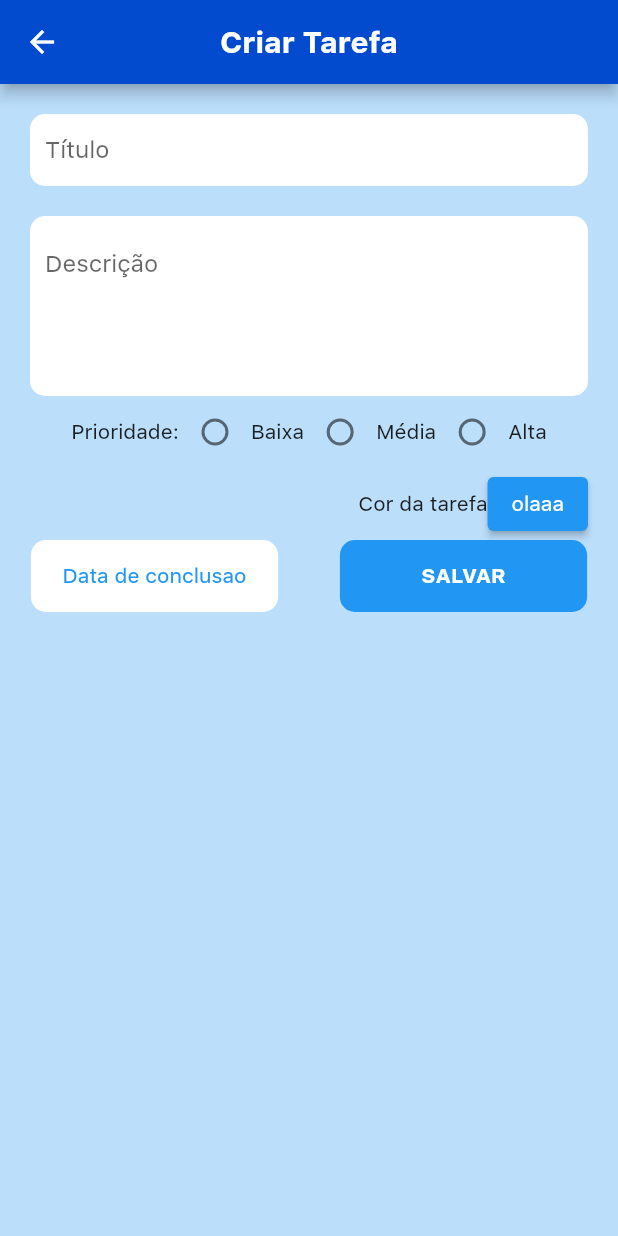
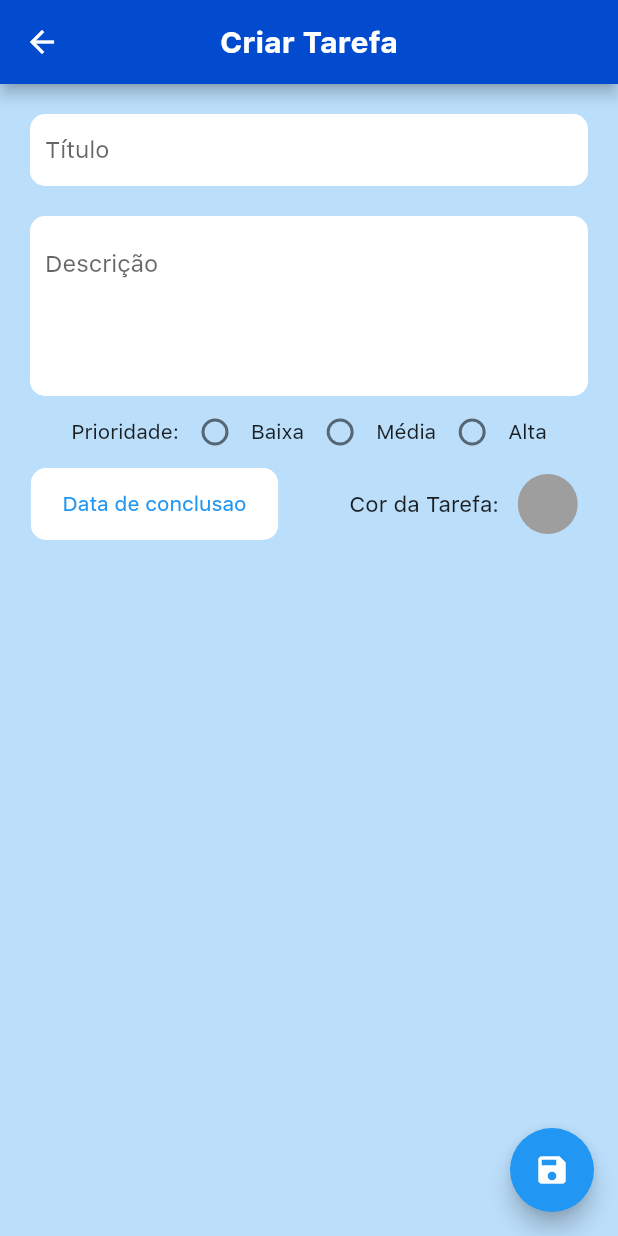
Before and after one commit to Rafarache/TaskManagerApp, a Flutter app: the TaskPage screen opened directly, on a phone screen of 412 x 824 dp. Run offline on Flutter 3.47's test engine with Material 2 defaults, Android fonts, the phone set to English and light mode, and no system bars; our stand-ins replace get, shared_preferences, sqflite, table_calendar; missing offline and left inert: date_utils, flex_color_picker, icofont_flutter; accounts and stored records are empty; statements that could not run were skipped.

Commit message:
Add floating button

```diff
--- a/lib/View/TaskPage.dart
+++ b/lib/View/TaskPage.dart
@@ -4,6 +4,7 @@ import 'package:taskmanager/Model/taskHelper.dart';
 import 'package:intl/date_symbol_data_local.dart';
 import 'package:flex_color_picker/flex_color_picker.dart';
 
+// ignore: must_be_immutable
 class TaskPage extends StatefulWidget {
   DateTime selectedDay;
   final Task task;
@@ -13,14 +14,6 @@ class TaskPage extends StatefulWidget {
 }
 
 class _TaskPageState extends State<TaskPage> {
-  static const Color guidePrimary = Color(0xFF6200EE);
-  static const Color guidePrimaryVariant = Color(0xFF3700B3);
-  static const Color guideSecondary = Color(0xFF03DAC6);
-  static const Color guideSecondaryVariant = Color(0xFF018786);
-  static const Color guideError = Color(0xFFB00020);
-  static const Color guideErrorDark = Color(0xFFCF6679);
-  static const Color blueBlues = Color(0xFF174378);
-
   Color dialogPickerColor;
   Task _editedTask;
   DateTime _firstDay = DateTime.now();
@@ -30,7 +23,7 @@ class _TaskPageState extends State<TaskPage> {
   bool changeValue = false;
 
   void initState() {
-    dialogPickerColor = Colors.red;
+    dialogPickerColor = Colors.grey;
     super.initState();
     if (widget.task == null) {
       _editedTask = Task();
@@ -238,17 +231,6 @@ class _TaskPageState extends State<TaskPage> {
                 ],
               ),
               Row(
-                children: [
-                  Spacer(),
-                  Text("Cor da tarefa"),
-                  Padding(
-                    padding: const EdgeInsets.only(right: 20.0),
-                    child: ElevatedButton(
-                        onPressed: colorPickerDialog, child: Text("olaaa")),
-                  ),
-                ],
-              ),
-              Row(
                 mainAxisAlignment: MainAxisAlignment.spaceAround,
                 children: [
                   Flexible(
@@ -274,19 +256,23 @@ class _TaskPageState extends State<TaskPage> {
                       ),
                     ),
                   ),
-                  Flexible(
+                  GestureDetector(
+                    onTap: colorPickerDialog,
                     child: Container(
                       width: MediaQuery.of(context).size.width / 2.5,
                       decoration: BoxDecoration(
-                        color: Colors.blue,
                         borderRadius: BorderRadius.circular(10),
                       ),
-                      child: TextButton(
-                        child: Text("SALVAR",
+                      child: Row(
+                        mainAxisAlignment: MainAxisAlignment.spaceAround,
+                        children: [
+                          Text(
+                            "Cor da Tarefa:",
                             style: TextStyle(
-                                color: Colors.white,
-                                fontWeight: FontWeight.bold)),
-                        onPressed: saveTask,
+                                fontWeight: FontWeight.w400, fontSize: 15),
+                          ),
+                          CircleAvatar(backgroundColor: dialogPickerColor),
+                        ],
                       ),
                     ),
                   ),
@@ -294,6 +280,11 @@ class _TaskPageState extends State<TaskPage> {
               ),
             ],
           ),
+        ),
+        floatingActionButton: FloatingActionButton(
+          onPressed: saveTask,
+          child: Icon(Icons.save, color: Colors.white),
+          backgroundColor: Colors.blue,
         ),
       ),
     );
```
